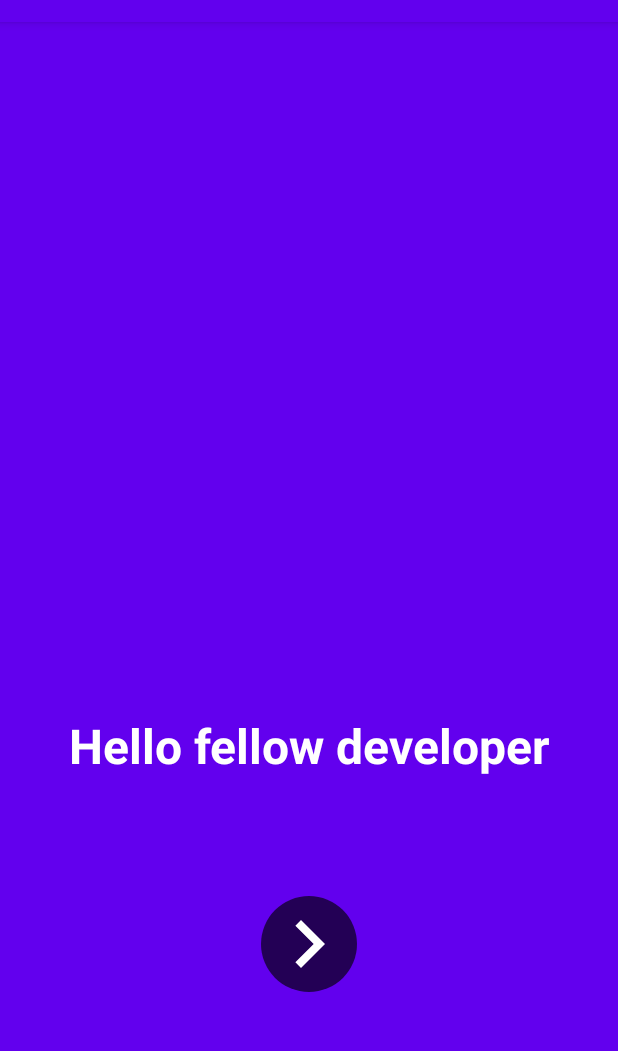
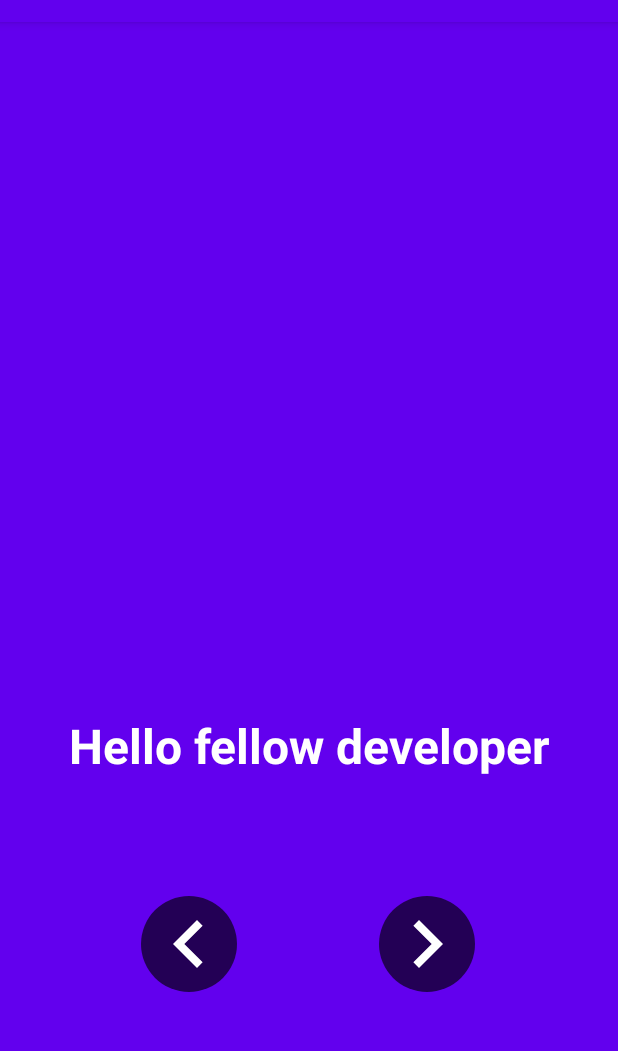
Before and after one commit to Chrisvin/ConcentricOnboarding, an Android app: the screen it shows after launch (MainActivity), on a phone screen of 412 x 824 dp, the part 62-1113 px from its top. Run offline under Robolectric (Android 15) with nearby library versions, the phone set to English and light mode, and no system bars.

Commit message:
Add previous button

```diff
--- a/app/src/main/java/com/example/concentriconboarding/MainActivity.kt
+++ b/app/src/main/java/com/example/concentriconboarding/MainActivity.kt
@@ -19,17 +19,27 @@ class MainActivity : AppCompatActivity() {
         // Definitely not a good idea for production, but good enough for a demo app.
         viewpager.setCurrentItem(titleArray.count() * 10, false)
 
-        nextButton.post {
-            viewpager.revealCenterPoint =
-                PointF(
-                    nextButton.x,
-                    nextButton.y + nextButton.height / 2
-                )
-            viewpager.revealRadius = nextButton.width / 2
+        previousButton.setOnClickListener {
+            updateViewPagerReveal(
+                centerX = previousButton.x + previousButton.width / 2,
+                centerY = previousButton.y + previousButton.height / 2,
+                radius = previousButton.width / 2
+            )
+            viewpager.setCurrentItem(viewpager.currentItem - 1, true)
         }
 
         nextButton.setOnClickListener {
+            updateViewPagerReveal(
+                centerX = nextButton.x + nextButton.width / 2,
+                centerY = nextButton.y + nextButton.height / 2,
+                radius = nextButton.width / 2
+            )
             viewpager.setCurrentItem(viewpager.currentItem + 1, true)
         }
     }
+
+    private fun updateViewPagerReveal(centerX: Float, centerY: Float, radius: Int) {
+        viewpager.revealCenterPoint = PointF(centerX, centerY)
+        viewpager.revealRadius = radius
+    }
 }
--- a/app/src/main/res/layout/activity_main.xml
+++ b/app/src/main/res/layout/activity_main.xml
@@ -23,14 +23,39 @@
         android:orientation="horizontal"
         app:layout_constraintGuide_percent="0.6" />
 
+    <androidx.constraintlayout.widget.Guideline
+        android:id="@+id/verticalBottomGuideLine"
+        android:layout_width="wrap_content"
+        android:layout_height="wrap_content"
+        android:orientation="vertical"
+        app:layout_constraintGuide_percent="0.5" />
+
     <ImageView
         android:id="@+id/nextButton"
         android:layout_width="64dp"
         android:layout_height="64dp"
         android:background="@drawable/translucent_circle_bg"
+        android:contentDescription="next"
         android:src="@drawable/ic_baseline_navigate_next_24"
         app:layout_constraintBottom_toBottomOf="parent"
         app:layout_constraintEnd_toEndOf="parent"
+        app:layout_constraintHorizontal_bias="0.33"
+        app:layout_constraintStart_toStartOf="@id/verticalBottomGuideLine"
+        app:layout_constraintTop_toBottomOf="@id/horizontalBottomGuideLine"
+        app:layout_constraintVertical_bias="0.5"
+        app:tint="#FFF" />
+
+    <ImageView
+        android:id="@+id/previousButton"
+        android:layout_width="64dp"
+        android:layout_height="64dp"
+        android:background="@drawable/translucent_circle_bg"
+        android:contentDescription="previous"
+        android:scaleX="-1"
+        android:src="@drawable/ic_baseline_navigate_next_24"
+        app:layout_constraintBottom_toBottomOf="parent"
+        app:layout_constraintEnd_toEndOf="@id/verticalBottomGuideLine"
+        app:layout_constraintHorizontal_bias="0.66"
         app:layout_constraintStart_toStartOf="parent"
         app:layout_constraintTop_toBottomOf="@id/horizontalBottomGuideLine"
         app:layout_constraintVertical_bias="0.5"
```
